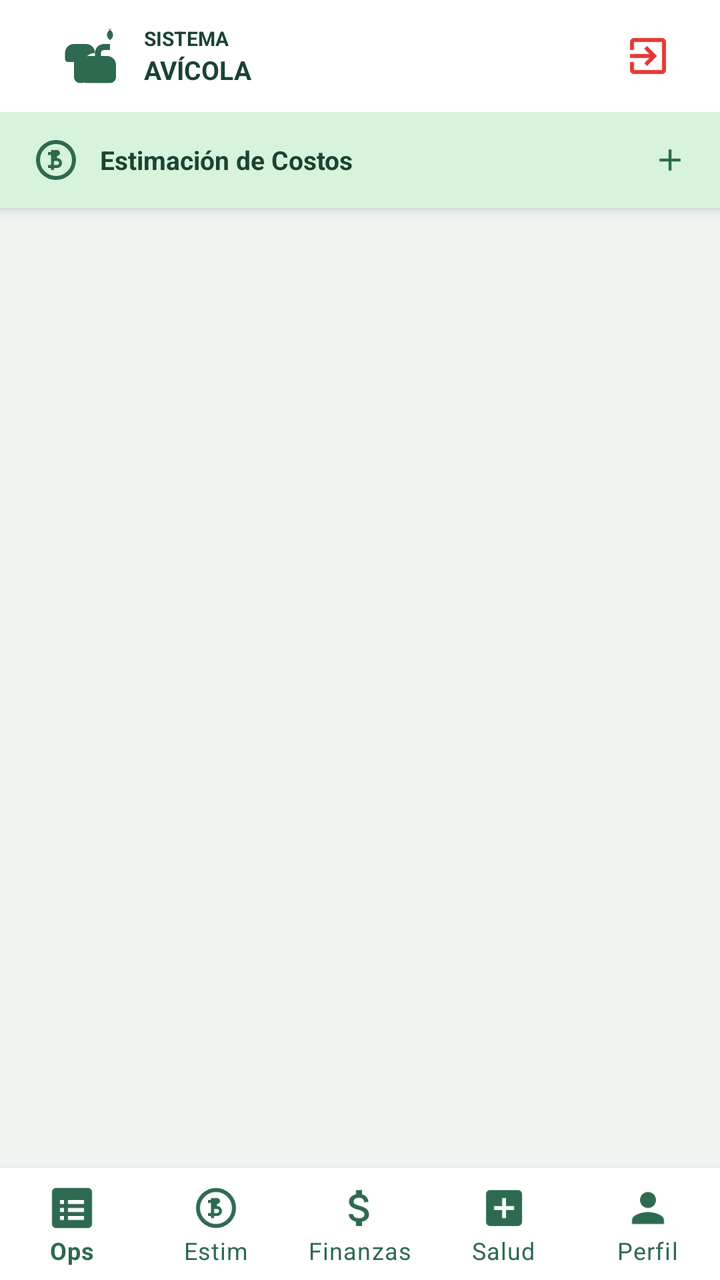
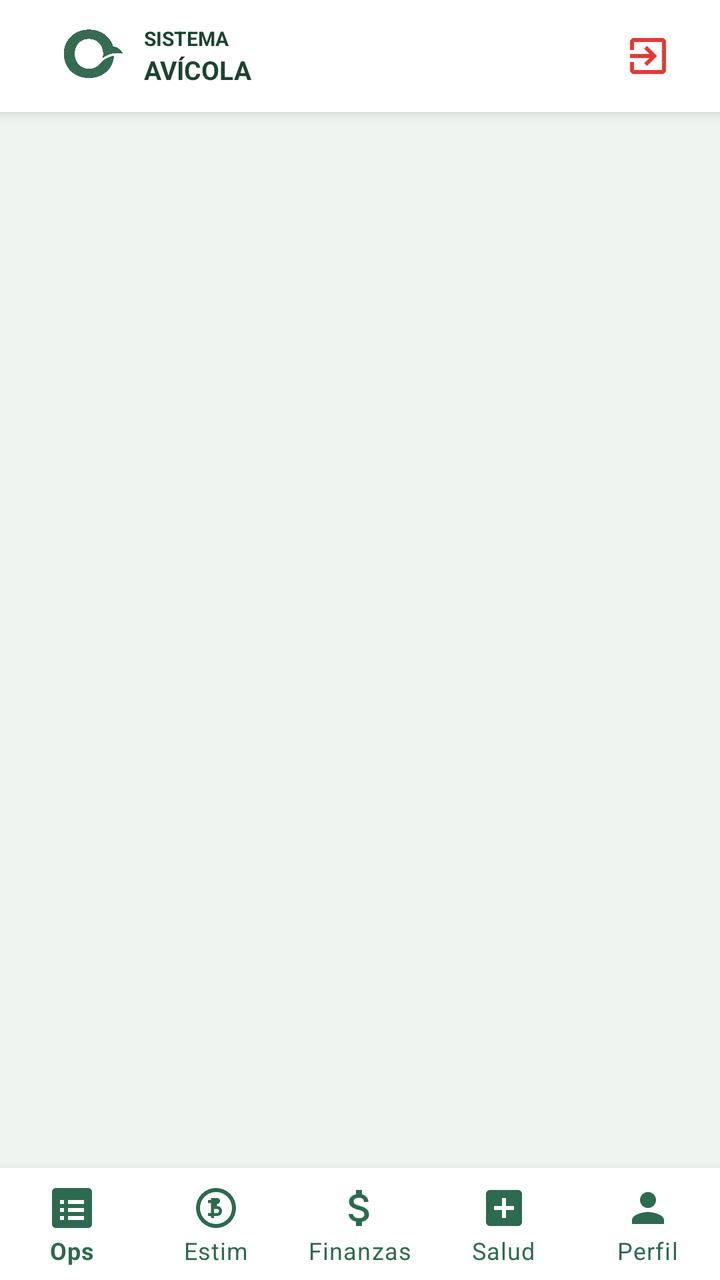

Compare the two renders of this Android layout. The source of the first and the diff that turns it into the second are given below.
<!-- AndroidManifest.xml: application theme Theme.SistemaAvicola -->
<!-- res/layout/activity_dashboard.xml -->
<?xml version="1.0" encoding="utf-8"?>
<androidx.coordinatorlayout.widget.CoordinatorLayout
    xmlns:android="http://schemas.android.com/apk/res/android"
    xmlns:app="http://schemas.android.com/apk/res-auto"
    android:layout_width="match_parent"
    android:layout_height="match_parent"
    android:background="@color/blanco_semi">

    <com.google.android.material.appbar.AppBarLayout
        android:layout_width="match_parent"
        android:layout_height="wrap_content"
        android:background="@color/blanco"
        app:elevation="4dp">

        <androidx.appcompat.widget.Toolbar
            android:id="@+id/toolbarDashboard"
            android:layout_width="match_parent"
            android:layout_height="56dp"
            android:paddingHorizontal="4dp">

            <LinearLayout
                android:layout_width="match_parent"
                android:layout_height="match_parent"
                android:orientation="horizontal"
                android:gravity="center_vertical"
                android:paddingStart="12dp"
                android:paddingEnd="12dp">

                
                <ImageView
                    android:layout_width="36dp"
                    android:layout_height="36dp"
                    android:src="@drawable/ic_gallina"
                    android:contentDescription="Logo"
                    android:scaleType="fitCenter"
                    app:tint="@color/verde_primario"/>

                <LinearLayout
                    android:layout_width="0dp"
                    android:layout_height="wrap_content"
                    android:orientation="vertical"
                    android:layout_marginStart="8dp"
                    android:layout_weight="1">
                    <TextView
                        android:layout_width="wrap_content"
                        android:layout_height="wrap_content"
                        android:text="SISTEMA"
                        android:textColor="@color/verde_oscuro"
                        android:textSize="10sp"
                        android:textStyle="bold"/>
                    <TextView
                        android:id="@+id/tvToolbarSubTitle"
                        android:layout_width="wrap_content"
                        android:layout_height="wrap_content"
                        android:text="AVÍCOLA"
                        android:textColor="@color/verde_oscuro"
                        android:textSize="13sp"
                        android:textStyle="bold"/>
                </LinearLayout>

                <ImageView
                    android:id="@+id/btnToolbarReportes"
                    android:layout_width="32dp"
                    android:layout_height="32dp"
                    android:src="@drawable/ic_reportes"
                    android:padding="4dp"
                    android:background="?attr/selectableItemBackgroundBorderless"
                    android:clickable="true"
                    android:focusable="true"
                    android:visibility="gone"
                    android:contentDescription="Reportes"
                    app:tint="@color/verde_primario"/>

                <ImageView
                    android:id="@+id/btnToolbarLogout"
                    android:layout_width="32dp"
                    android:layout_height="32dp"
                    android:layout_marginStart="8dp"
                    android:src="@drawable/ic_logout"
                    android:padding="4dp"
                    android:background="?attr/selectableItemBackgroundBorderless"
                    android:clickable="true"
                    android:focusable="true"
                    android:contentDescription="Cerrar sesión"
                    app:tint="@color/rojo_salir"/>

            </LinearLayout>
        </androidx.appcompat.widget.Toolbar>

        
        <LinearLayout
            android:id="@+id/cardModuloCostos"
            android:layout_width="match_parent"
            android:layout_height="48dp"
            android:orientation="horizontal"
            android:gravity="center_vertical"
            android:background="@color/verde_fondo"
            android:paddingHorizontal="16dp"
            android:paddingVertical="8dp"
            android:clickable="true"
            android:focusable="true"
            android:foreground="?attr/selectableItemBackground">

            <ImageView
                android:layout_width="24dp"
                android:layout_height="24dp"
                android:src="@drawable/ic_costos"
                app:tint="@color/verde_primario"
                android:contentDescription="Costos"/>

            <TextView
                android:layout_width="0dp"
                android:layout_height="wrap_content"
                android:layout_weight="1"
                android:layout_marginStart="10dp"
                android:text="Estimación de Costos"
                android:textColor="@color/verde_oscuro"
                android:textSize="13sp"
                android:textStyle="bold"/>

            <ImageView
                android:layout_width="18dp"
                android:layout_height="18dp"
                android:src="@drawable/ic_anadir"
                app:tint="@color/verde_primario"
                android:contentDescription="Ir a Costos"/>

        </LinearLayout>

    </com.google.android.material.appbar.AppBarLayout>

    
    <androidx.fragment.app.FragmentContainerView
        android:id="@+id/nav_host_fragment"
        android:layout_width="match_parent"
        android:layout_height="match_parent"
        app:layout_behavior="@string/appbar_scrolling_view_behavior"/>

    <com.google.android.material.bottomnavigation.BottomNavigationView
        android:id="@+id/bottomNavigation"
        android:layout_width="match_parent"
        android:layout_height="wrap_content"
        android:layout_gravity="bottom"
        android:background="@color/blanco"
        app:menu="@menu/menu_dashboard"
        app:itemIconTint="@color/verde_primario"
        app:itemTextColor="@color/verde_primario"
        app:labelVisibilityMode="labeled"/>

</androidx.coordinatorlayout.widget.CoordinatorLayout>
<!-- resources referenced by this layout -->
<resources>
  <color name="blanco">#FFFFFF</color>
  <color name="blanco_semi">#F0F4F1</color>
  <color name="rojo_salir">#E53935</color>
  <color name="verde_fondo">#D8F3DC</color>
  <color name="verde_oscuro">#1B4332</color>
  <color name="verde_primario">#2D6A4F</color>
  <!-- drawable ic_anadir (drawable) -->
  <?xml version="1.0" encoding="utf-8"?>
  <vector xmlns:android="http://schemas.android.com/apk/res/android"
      android:width="24dp" android:height="24dp"
      android:viewportWidth="24" android:viewportHeight="24">
      <path android:fillColor="#FFFFFF"
          android:pathData="M19,13H13V19H11V13H5V11H11V5H13V11H19V13Z"/>
  </vector>
  <!-- drawable ic_costos (drawable) -->
  <?xml version="1.0" encoding="utf-8"?>
  <vector xmlns:android="http://schemas.android.com/apk/res/android"
      android:width="24dp" android:height="24dp"
      android:viewportWidth="24" android:viewportHeight="24">
      <path android:fillColor="#2D6A4F"
          android:pathData="M12,2A10,10 0,0,0 2,12A10,10 0,0,0 12,22A10,10 0,0,0 22,12A10,10 0,0,0 12,2ZM12,20A8,8 0,0,1 4,12A8,8 0,0,1 12,4A8,8 0,0,1 20,12A8,8 0,0,1 12,20ZM12.5,11H11V7H12.5C13.3,7 14,7.7 14,8.5C14,9.3 13.3,10 12.5,10H12.5V11ZM11,11H12.5C13.9,11 15,12.1 15,13.5C15,14.9 13.9,16 12.5,16H11V17H9.5V16H8V14.5H9.5V9.5H8V8H9.5V7H11V8H12.5V9.5H11V11ZM11,12.5V14.5H12.5C13.1,14.5 13.5,14.1 13.5,13.5C13.5,12.9 13.1,12.5 12.5,12.5H11Z"/>
  </vector>
  <!-- drawable ic_gallina (drawable) -->
  <?xml version="1.0" encoding="utf-8"?>
  <vector xmlns:android="http://schemas.android.com/apk/res/android"
      android:width="24dp" android:height="24dp"
      android:viewportWidth="24" android:viewportHeight="24">
      <path android:fillColor="#2D6A4F"
          android:pathData="M19,3C17.9,3 17,3.9 17,5C17,5.7 17.4,6.3 18,6.7V8H16C14.3,8 13,9.3 13,11V12H11C9.3,12 8,13.3 8,15V19C8,20.1 8.9,21 10,21H18C19.1,21 20,20.1 20,19V15C20,13.3 18.7,12 17,12H15V11C15,10.4 15.4,10 16,10H18V6.7C18.6,6.3 19,5.7 19,5C19,3.9 18.1,3 17,3H19ZM6,8C4.3,8 3,9.3 3,11V13C3,13.6 3.4,14 4,14H6V19C6,20.1 6.9,21 8,21H9V15C9,12.8 10.8,11 13,11V11C13,9.3 11.7,8 10,8H6Z"/>
  </vector>
  <!-- drawable ic_logout (drawable) -->
  <vector xmlns:android="http://schemas.android.com/apk/res/android"
      android:width="24dp"
      android:height="24dp"
      android:viewportWidth="24.0"
      android:viewportHeight="24.0"
      android:tint="?attr/colorControlNormal">
      <path
          android:fillColor="@android:color/white"
          android:pathData="M10.09,15.59L11.5,17l5,-5 -5,-5 -1.41,1.41L12.67,11H3v2h9.67l-2.58,2.59zM19,3H5c-1.11,0 -2,0.9 -2,2v4h2V5h14v14H5v-4H3v4c0,1.1 0.89,2 2,2h14c1.1,0 2,-0.9 2,-2V5c0,-1.1 -0.9,-2 -2,-2z" />
  </vector>
  <!-- drawable ic_reportes (drawable) -->
  <?xml version="1.0" encoding="utf-8"?>
  <vector xmlns:android="http://schemas.android.com/apk/res/android"
      android:width="24dp" android:height="24dp"
      android:viewportWidth="24" android:viewportHeight="24">
      <path android:fillColor="#2D6A4F"
          android:pathData="M5,9.2H8V19H5V9.2ZM10.6,5H13.4V19H10.6V5ZM16.2,13H19V19H16.2V13Z"/>
  </vector>
  <style name="Theme.SistemaAvicola" parent="Theme.MaterialComponents.Light.NoActionBar">
          <item name="colorPrimary">@color/verde_primario</item>
          <item name="colorPrimaryVariant">@color/verde_oscuro</item>
          <item name="colorOnPrimary">@color/blanco</item>
          <item name="colorSecondary">@color/dorado</item>
          <item name="colorOnSecondary">@color/blanco</item>
          <item name="android:windowBackground">@color/blanco_semi</item>
          <item name="android:statusBarColor">@color/verde_oscuro</item>
          <item name="android:navigationBarColor">@color/verde_oscuro</item>
      </style>
  <color name="dorado">#F4A422</color>
</resources>

<!-- the commit's change to res/layout/activity_dashboard.xml (unified diff, before → after) -->
@@ -30,10 +30,9 @@
                 <ImageView
                     android:layout_width="36dp"
                     android:layout_height="36dp"
-                    android:src="@drawable/ic_gallina"
-                    android:contentDescription="Logo"
-                    android:scaleType="fitCenter"
-                    app:tint="@color/verde_primario"/>
+                    android:src="@drawable/ic_logo_avicola"
+                    android:contentDescription="Logo OVUM"
+                    android:scaleType="fitCenter"/>
 
                 <LinearLayout
                     android:layout_width="0dp"
@@ -87,46 +86,6 @@
             </LinearLayout>
         </androidx.appcompat.widget.Toolbar>
 
-        
-        <LinearLayout
-            android:id="@+id/cardModuloCostos"
-            android:layout_width="match_parent"
-            android:layout_height="48dp"
-            android:orientation="horizontal"
-            android:gravity="center_vertical"
-            android:background="@color/verde_fondo"
-            android:paddingHorizontal="16dp"
-            android:paddingVertical="8dp"
-            android:clickable="true"
-            android:focusable="true"
-            android:foreground="?attr/selectableItemBackground">
-
-            <ImageView
-                android:layout_width="24dp"
-                android:layout_height="24dp"
-                android:src="@drawable/ic_costos"
-                app:tint="@color/verde_primario"
-                android:contentDescription="Costos"/>
-
-            <TextView
-                android:layout_width="0dp"
-                android:layout_height="wrap_content"
-                android:layout_weight="1"
-                android:layout_marginStart="10dp"
-                android:text="Estimación de Costos"
-                android:textColor="@color/verde_oscuro"
-                android:textSize="13sp"
-                android:textStyle="bold"/>
-
-            <ImageView
-                android:layout_width="18dp"
-                android:layout_height="18dp"
-                android:src="@drawable/ic_anadir"
-                app:tint="@color/verde_primario"
-                android:contentDescription="Ir a Costos"/>
-
-        </LinearLayout>
-
     </com.google.android.material.appbar.AppBarLayout>
 
     
<!-- resource entries referenced after the edit -->
@@ -3,33 +3,9 @@
   <color name="blanco">#FFFFFF</color>
   <color name="blanco_semi">#F0F4F1</color>
   <color name="rojo_salir">#E53935</color>
-  <color name="verde_fondo">#D8F3DC</color>
   <color name="verde_oscuro">#1B4332</color>
   <color name="verde_primario">#2D6A4F</color>
-  <!-- drawable ic_anadir (drawable) -->
-  <?xml version="1.0" encoding="utf-8"?>
-  <vector xmlns:android="http://schemas.android.com/apk/res/android"
-      android:width="24dp" android:height="24dp"
-      android:viewportWidth="24" android:viewportHeight="24">
-      <path android:fillColor="#FFFFFF"
-          android:pathData="M19,13H13V19H11V13H5V11H11V5H13V11H19V13Z"/>
-  </vector>
-  <!-- drawable ic_costos (drawable) -->
-  <?xml version="1.0" encoding="utf-8"?>
-  <vector xmlns:android="http://schemas.android.com/apk/res/android"
-      android:width="24dp" android:height="24dp"
-      android:viewportWidth="24" android:viewportHeight="24">
-      <path android:fillColor="#2D6A4F"
-          android:pathData="M12,2A10,10 0,0,0 2,12A10,10 0,0,0 12,22A10,10 0,0,0 22,12A10,10 0,0,0 12,2ZM12,20A8,8 0,0,1 4,12A8,8 0,0,1 12,4A8,8 0,0,1 20,12A8,8 0,0,1 12,20ZM12.5,11H11V7H12.5C13.3,7 14,7.7 14,8.5C14,9.3 13.3,10 12.5,10H12.5V11ZM11,11H12.5C13.9,11 15,12.1 15,13.5C15,14.9 13.9,16 12.5,16H11V17H9.5V16H8V14.5H9.5V9.5H8V8H9.5V7H11V8H12.5V9.5H11V11ZM11,12.5V14.5H12.5C13.1,14.5 13.5,14.1 13.5,13.5C13.5,12.9 13.1,12.5 12.5,12.5H11Z"/>
-  </vector>
-  <!-- drawable ic_gallina (drawable) -->
-  <?xml version="1.0" encoding="utf-8"?>
-  <vector xmlns:android="http://schemas.android.com/apk/res/android"
-      android:width="24dp" android:height="24dp"
-      android:viewportWidth="24" android:viewportHeight="24">
-      <path android:fillColor="#2D6A4F"
-          android:pathData="M19,3C17.9,3 17,3.9 17,5C17,5.7 17.4,6.3 18,6.7V8H16C14.3,8 13,9.3 13,11V12H11C9.3,12 8,13.3 8,15V19C8,20.1 8.9,21 10,21H18C19.1,21 20,20.1 20,19V15C20,13.3 18.7,12 17,12H15V11C15,10.4 15.4,10 16,10H18V6.7C18.6,6.3 19,5.7 19,5C19,3.9 18.1,3 17,3H19ZM6,8C4.3,8 3,9.3 3,11V13C3,13.6 3.4,14 4,14H6V19C6,20.1 6.9,21 8,21H9V15C9,12.8 10.8,11 13,11V11C13,9.3 11.7,8 10,8H6Z"/>
-  </vector>
+  <!-- drawable ic_logo_avicola: png bitmap (drawable, 420128 bytes) -->
   <!-- drawable ic_logout (drawable) -->
   <vector xmlns:android="http://schemas.android.com/apk/res/android"
       android:width="24dp"
